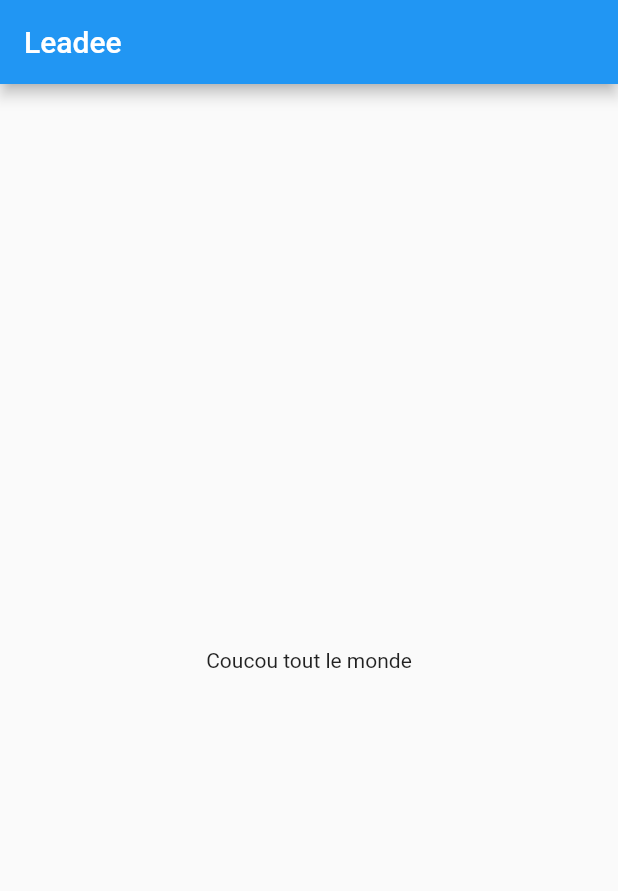
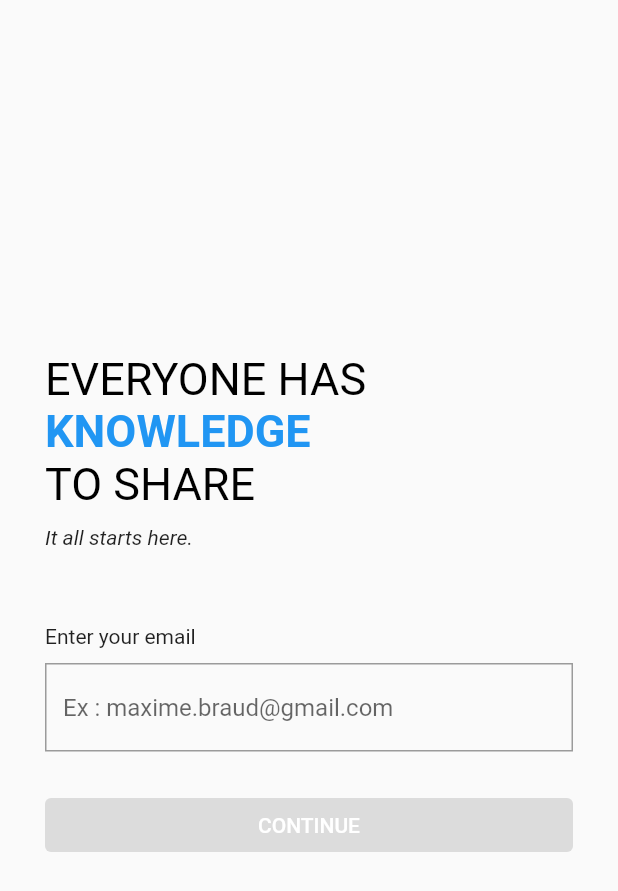
Before and after one commit to KodiakFR/tutoflutter, a Flutter app: the screen it shows after launch, on a phone screen of 412 x 824 dp. Shown: the top 891 px of the screen. Run offline on Flutter 3.47's test engine with Material 2 defaults, Android fonts, the phone set to English and light mode, and no system bars.

Commit message:
Screen
create screen auth, password, term, and navigation

```diff
--- /dev/null
+++ b/lib/Screens/guest.dart
@@ -0,0 +1,46 @@
+import 'package:flutter/material.dart';
+import 'package:leadeetuto/Screens/guest/Auth.dart';
+import 'package:leadeetuto/Screens/guest/Password.dart';
+import 'package:leadeetuto/Screens/guest/Term.dart';
+
+class GuestScreen extends StatefulWidget {
+  const GuestScreen({Key? key}) : super(key: key);
+
+  @override
+  State<GuestScreen> createState() => _GuestScreenState();
+}
+
+class _GuestScreenState extends State<GuestScreen> {
+  List<Widget> _widget = [];
+  int _indexSelected = 0;
+
+  @override
+  void initState() {
+    super.initState();
+
+    _widget.addAll([
+      AuthScreen(onChangedStep: (index) {
+        setState(() {
+          _indexSelected = index;
+        });
+      } ),
+      TermScreen(onChangedStep: (index) {
+        setState(() {
+          _indexSelected = index;
+        });
+      } ),
+      PasswordScreen(onChangedStep: (index) {
+        setState(() {
+          _indexSelected = index;
+        });
+      } ),
+    ]);
+  }
+
+  @override
+  Widget build(BuildContext context) {
+    return Container(
+      child: _widget.elementAt(_indexSelected),
+    );
+  }
+}
--- /dev/null
+++ b/lib/Screens/guest/Auth.dart
@@ -0,0 +1,134 @@
+import 'package:flutter/material.dart';
+import 'package:leadeetuto/main.dart';
+
+class AuthScreen extends StatefulWidget {
+  final Function(int) onChangedStep;
+
+  const AuthScreen({
+    Key? key,
+    required this.onChangedStep,
+  }) : super(key: key);
+
+  @override
+  State<AuthScreen> createState() => _AuthScreenState();
+}
+
+class _AuthScreenState extends State<AuthScreen> {
+  final GlobalKey<FormState> _globalKey = GlobalKey<FormState>();
+  final RegExp emailRegex = RegExp(r"[a-z0-9\._-]+@[a-z0-9\._-]+\.[a-z]+");
+
+  String _email = '';
+
+  @override
+  Widget build(BuildContext context) {
+    return SafeArea(
+      child: Scaffold(
+        body: Center(
+          child: Container(
+            child: SingleChildScrollView(
+              padding: EdgeInsets.symmetric(horizontal: 30.0),
+              child: Column(
+                crossAxisAlignment: CrossAxisAlignment.start,
+                children: [
+                  RichText(
+                      text: TextSpan(
+                    text: 'Everyone has\n'.toUpperCase(),
+                    style: TextStyle(
+                      color: Colors.black,
+                      fontSize: 30.0,
+                    ),
+                    children: [
+                      TextSpan(
+                        text: 'knowledge\n'.toUpperCase(),
+                        style: TextStyle(
+                            color: Theme.of(context).primaryColor,
+                            fontWeight: FontWeight.bold),
+                      ),
+                      TextSpan(
+                        text: 'to share'.toUpperCase(),
+                      ),
+                    ],
+                  )),
+                  SizedBox(
+                    height: 10,
+                  ),
+                  Text(
+                    'It all starts here.',
+                    style: TextStyle(
+                      fontStyle: FontStyle.italic,
+                    ),
+                  ),
+                  SizedBox(
+                    height: 50.0,
+                  ),
+                  Form(
+                    key: _globalKey,
+                    child: Column(
+                      crossAxisAlignment: CrossAxisAlignment.stretch,
+                      children: [
+                        Text('Enter your email'),
+                        SizedBox(
+                          height: 10.0,
+                        ),
+                        TextFormField(
+                          onChanged: (value) => setState(() {
+                            _email = value;
+                          }),
+                          validator: (value) =>
+                              value!.isEmpty || !emailRegex.hasMatch(value)
+                                  ? 'Please enter a valid email'
+                                  : null,
+                          decoration: InputDecoration(
+                            hintText: 'Ex : maxime.braud@gmail.com',
+                            border: OutlineInputBorder(
+                              borderRadius: BorderRadius.circular(0.0),
+                              borderSide: BorderSide(
+                                color: Colors.grey,
+                              ),
+                            ),
+                            focusedBorder: OutlineInputBorder(
+                              borderRadius: BorderRadius.circular(0.0),
+                              borderSide: BorderSide(
+                                color: Colors.grey,
+                              ),
+                            ),
+                          ),
+                        ),
+                        SizedBox(
+                          height: 10.0,
+                        ),
+                        Padding(
+                          padding: EdgeInsets.only(
+                            bottom: 15.0,
+                            top: 15.0,
+                          ),
+                          child: ElevatedButton(
+                            style:
+                                ElevatedButton.styleFrom(primary: Colors.blue),
+                            onPressed: !emailRegex.hasMatch(_email)
+                                ? null
+                                : () {
+                                    if (_globalKey.currentState!.validate()) {
+                                      print(_email);
+                                      widget.onChangedStep(1);                                    }
+                                  },
+                            child: Text(
+                              'continue'.toUpperCase(),
+                              style: TextStyle(
+                                color: Colors.white,
+                              ),
+                            ),
+                          ),
+                        ),
+                      ],
+                    ),
+                  )
+                ],
+              ),
+            ),
+          ),
+        ),
+      ),
+    );
+  }
+}
--- a/lib/Screens/home.dart
+++ /dev/null
@@ -1,28 +0,0 @@
-import 'package:flutter/material.dart';
-
-class Home extends StatefulWidget {
-  const Home({ Key? key }) : super(key: key);
-
-  @override
-  State<Home> createState() => _HomeState();
-}
-
-class _HomeState extends State<Home> {
-  @override
-  Widget build(BuildContext context) {
-    return SafeArea(
-      child: Scaffold(
-        appBar: AppBar(
-          title: const Text('Leadee'),
-        ),
-        body: Container(
-          // ignore: prefer_const_constructors
-          child: Center(
-            child: const Text("Coucou tout le monde"),
-          )
-
-        ),
-      ),
-    );
-  }
-}
--- a/lib/main.dart
+++ b/lib/main.dart
@@ -1,5 +1,10 @@
 import 'package:flutter/material.dart';
-import 'Screens/home.dart';
+import 'package:leadeetuto/Screens/guest.dart';
+import 'package:leadeetuto/Screens/guest/Password.dart';
+import 'package:leadeetuto/Screens/guest/Auth.dart';
+import 'package:leadeetuto/Screens/guest/Term.dart';
+
+
 
 void main() {
   runApp(const App());
@@ -12,7 +17,8 @@ class App extends StatelessWidget {
   Widget build(BuildContext context) {
     return const MaterialApp(
       debugShowCheckedModeBanner: false,
-      home: Home(),
+      title: 'Leadee',
+      home: GuestScreen(),
     );
   }
 }
```
Also changed, not shown: lib/Screens/guest/Password.dart (added, +133 -0 lines), lib/Screens/guest/Term.dart (added, +107 -0 lines).
